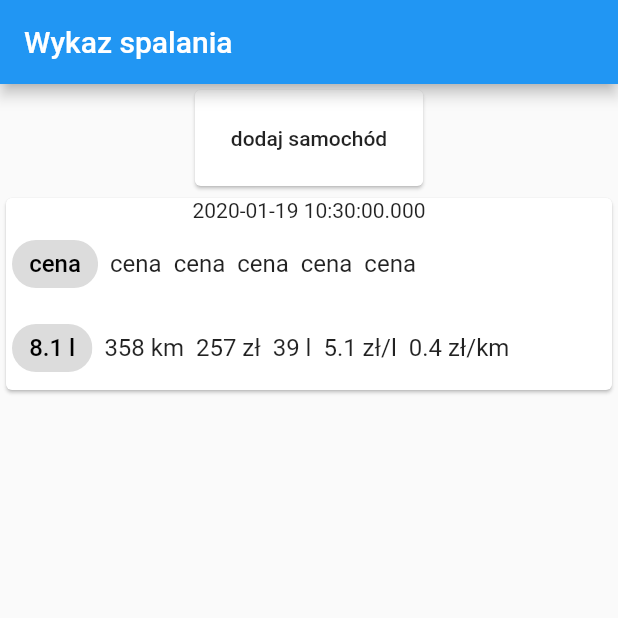
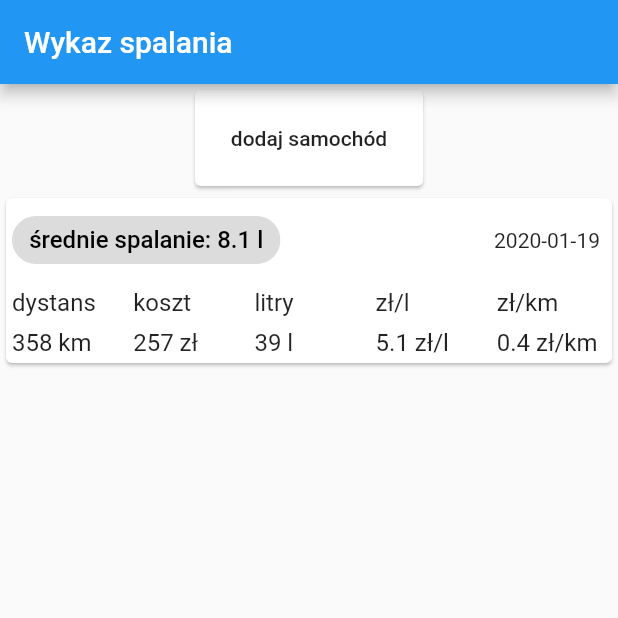
Before and after one commit to fcieminski/fuel-economy, a Flutter app: the screen it shows after launch, on a phone screen of 412 x 824 dp, the top half of it. Run offline on Flutter 3.47's test engine with Material 2 defaults, Android fonts, the phone set to English and light mode, and no system bars.

Commit message:
changed list structure

```diff
--- a/lib/components/add_recent_fuelling.dart
+++ b/lib/components/add_recent_fuelling.dart
@@ -36,6 +36,7 @@ class _AddRecentFuellingState extends State<AddRecentFuelling> {
   Widget build(BuildContext context) {
     return Scaffold(
       body: Form(
+        child: SingleChildScrollView(
                   child: Column(
             children: <Widget>[
               TextFormField(
@@ -79,6 +80,7 @@ class _AddRecentFuellingState extends State<AddRecentFuelling> {
             ],
           ),
         ),
+      ),
       floatingActionButton: FloatingActionButton(
         child: Icon(
           Icons.add,
--- a/lib/components/recent_fuelling.dart
+++ b/lib/components/recent_fuelling.dart
@@ -51,13 +51,15 @@ class _RecentFuellingState extends State<RecentFuelling> {
         shrinkWrap: true,
         children: _fuelling.map((fuel) {
           return Card(
-              child:  SingleChildScrollView(
+              child: SingleChildScrollView(
+            // child: Column(
+            //   children: <Widget>[
+
+            //
             child: Column(
               children: <Widget>[
-                Container(
-                  child: Text('${fuel['time']}'),
-                ),
                 Row(
+                  mainAxisAlignment: MainAxisAlignment.spaceBetween,
                   children: <Widget>[
                     Padding(
                       padding: const EdgeInsets.all(4.0),
@@ -66,13 +68,26 @@ class _RecentFuellingState extends State<RecentFuelling> {
                           fontSize: 16,
                           color: Colors.black,
                         ),
-                        label: Text('cena'),
+                        label: Text('średnie spalanie: ${fuel['average']} l'),
                       ),
                     ),
                     Padding(
+                      padding: const EdgeInsets.only(right: 8.0),
+                      child: Container(
+                        child: Text('${fuel['time'].toString().substring(0, 10)}'),
+                      ),
+                    ),
+                  ],
+                ),
+                Table(
+                    defaultVerticalAlignment: TableCellVerticalAlignment.middle,
+                    defaultColumnWidth: FlexColumnWidth(.25),
+                    children: [
+                      TableRow(children: [
+                        Padding(
                           padding: const EdgeInsets.all(4.0),
                           child: Text(
-                        'cena',
+                            'dystans',
                             style: TextStyle(
                               fontSize: 16,
                             ),
@@ -81,7 +96,7 @@ class _RecentFuellingState extends State<RecentFuelling> {
                         Padding(
                           padding: const EdgeInsets.all(4.0),
                           child: Text(
-                        'cena',
+                            'koszt',
                             style: TextStyle(
                               fontSize: 16,
                             ),
@@ -90,7 +105,7 @@ class _RecentFuellingState extends State<RecentFuelling> {
                         Padding(
                           padding: const EdgeInsets.all(4.0),
                           child: Text(
-                        'cena',
+                            'litry',
                             style: TextStyle(
                               fontSize: 16,
                             ),
@@ -99,7 +114,7 @@ class _RecentFuellingState extends State<RecentFuelling> {
                         Padding(
                           padding: const EdgeInsets.all(4.0),
                           child: Text(
-                        'cena',
+                            'zł/l',
                             style: TextStyle(
                               fontSize: 16,
                             ),
@@ -108,26 +123,14 @@ class _RecentFuellingState extends State<RecentFuelling> {
                         Padding(
                           padding: const EdgeInsets.all(4.0),
                           child: Text(
-                        'cena',
+                            'zł/km',
                             style: TextStyle(
                               fontSize: 16,
                             ),
                           ),
                         ),
-                  ],
-                ),
-                Row(
-                  children: <Widget>[
-                    Padding(
-                      padding: const EdgeInsets.all(4.0),
-                      child: Chip(
-                        labelStyle: TextStyle(
-                          fontSize: 16,
-                          color: Colors.black,
-                        ),
-                        label: Text('${fuel['average']} l'),
-                      ),
-                    ),
+                      ]),
+                      TableRow(children: [
                         Padding(
                           padding: const EdgeInsets.all(4.0),
                           child: Text(
@@ -173,8 +176,8 @@ class _RecentFuellingState extends State<RecentFuelling> {
                             ),
                           ),
                         ),
-                  ],
-                ),
+                      ]),
+                    ]),
               ],
             ),
           ));
```
Lines whose indentation alone changed are shown as unchanged.
